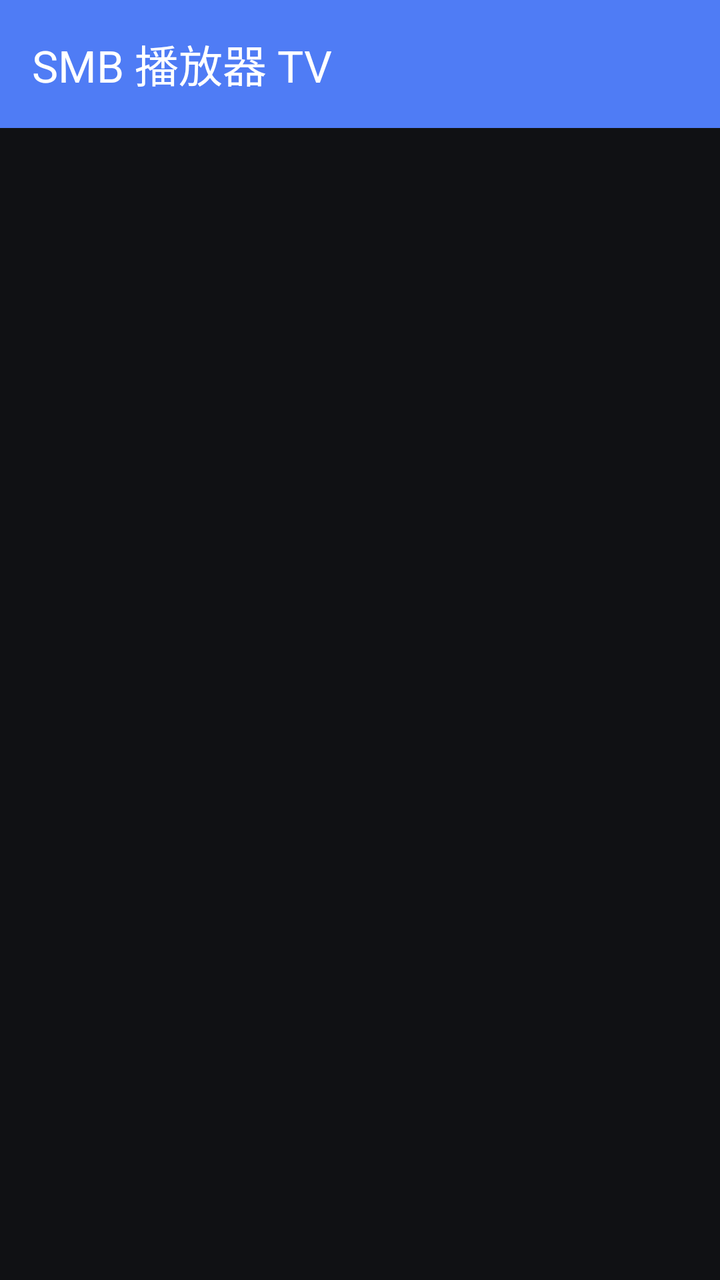
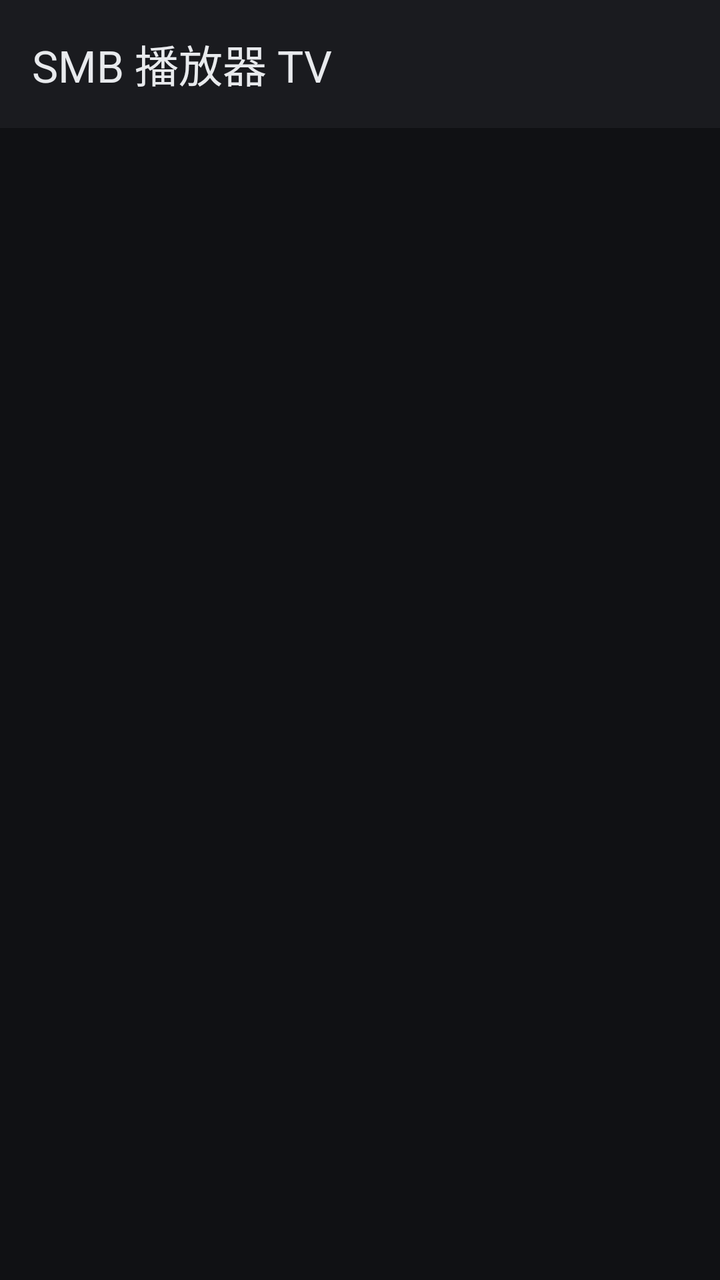

Compare the two renders of this Android layout. The source of the first and the diff that turns it into the second are given below.
<!-- AndroidManifest.xml: application theme Theme.SmbPlayer -->
<!-- res/layout/activity_main.xml -->
<?xml version="1.0" encoding="utf-8"?>
<LinearLayout xmlns:android="http://schemas.android.com/apk/res/android"
    xmlns:app="http://schemas.android.com/apk/res-auto"
    android:layout_width="match_parent"
    android:layout_height="match_parent"
    android:background="?android:attr/colorBackground"
    android:fitsSystemWindows="true"
    android:orientation="vertical">

    <com.google.android.material.appbar.MaterialToolbar
        android:id="@+id/toolbar"
        android:layout_width="match_parent"
        android:layout_height="?attr/actionBarSize"
        android:background="@color/primary"
        app:subtitleTextColor="@color/on_primary"
        app:title="@string/app_name"
        app:titleTextColor="@color/on_primary" />

    
    <androidx.recyclerview.widget.RecyclerView
        android:id="@+id/recycler_main"
        android:layout_width="match_parent"
        android:layout_height="0dp"
        android:layout_weight="1"
        android:clipToPadding="false"
        android:descendantFocusability="afterDescendants"
        android:paddingTop="4dp"
        android:paddingBottom="16dp"
        android:scrollbars="vertical" />

</LinearLayout>
<!-- resources referenced by this layout -->
<resources>
  <color name="on_primary">#FFFFFFFF</color>
  <color name="primary">#FF4F7CF5</color>
  <string name="app_name">SMB 播放器 TV</string>
  <style name="Theme.SmbPlayer" parent="Theme.Material3.Dark.NoActionBar">
          <item name="colorPrimary">@color/primary</item>
          <item name="colorOnPrimary">@color/on_primary</item>
          <item name="colorSecondary">@color/secondary</item>
          <item name="android:colorBackground">@color/background</item>
          <item name="colorSurface">@color/surface</item>
          <item name="colorOnSurface">@color/on_surface</item>
          <item name="colorOutline">@color/outline</item>
          <item name="android:statusBarColor">@color/background</item>
      </style>
  <color name="secondary">#FF26A69A</color>
  <color name="background">#FF101114</color>
  <color name="surface">#FF1A1B1F</color>
  <color name="on_surface">#FFE8EAED</color>
  <color name="outline">#FF33363D</color>
</resources>

<!-- the commit's change to res/layout/activity_main.xml (unified diff, before → after) -->
@@ -11,10 +11,10 @@
         android:id="@+id/toolbar"
         android:layout_width="match_parent"
         android:layout_height="?attr/actionBarSize"
-        android:background="@color/primary"
-        app:subtitleTextColor="@color/on_primary"
+        android:background="@color/surface"
+        app:subtitleTextColor="@color/on_surface_variant"
         app:title="@string/app_name"
-        app:titleTextColor="@color/on_primary" />
+        app:titleTextColor="@color/on_surface" />
 
     
     <androidx.recyclerview.widget.RecyclerView
@@ -24,6 +24,7 @@
         android:layout_weight="1"
         android:clipToPadding="false"
         android:descendantFocusability="afterDescendants"
+        android:focusable="false"
         android:paddingTop="4dp"
         android:paddingBottom="16dp"
         android:scrollbars="vertical" />
<!-- resource entries referenced after the edit -->
@@ -17,6 +17,7 @@
   <color name="background">#FF101114</color>
   <color name="surface">#FF1A1B1F</color>
   <color name="on_surface">#FFE8EAED</color>
+  <color name="on_surface_variant">#FFA6AAB3</color>
   <color name="outline">#FF33363D</color>
 </resources>
 
